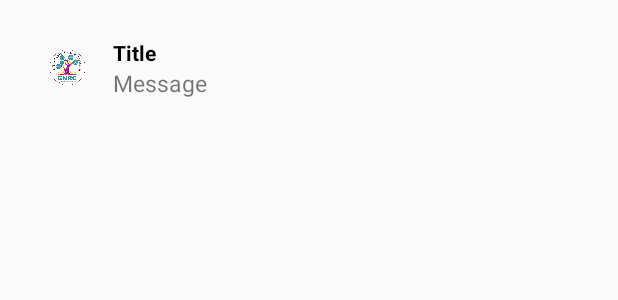
After one commit to Deepjyoty/TeleHealth, an Android app: the layout notification.xml on its own in the app's theme, with its tools: preview values and no code run, on a phone screen of 412 x 824 dp. The commit adds this screen. Shown: the top 300 px of the screen. Run offline under Robolectric (Android 15) with nearby library versions, the light colour scheme and no system bars; network calls fail.

Commit message:
commit 1.0.5

```diff
--- a/app/src/main/java/com/gnrc/telehealth/Fragments/NewsFeedFragment.java
+++ b/app/src/main/java/com/gnrc/telehealth/Fragments/NewsFeedFragment.java
@@ -78,7 +78,7 @@ public class NewsFeedFragment extends Fragment {
         // Add the following lines to create RecyclerView
         recyclerView = view.findViewById(R.id.newsrecycler);
 
-        //fetchingJSON();
+        fetchingJSON();
         return view;
     }
     private void fetchingJSON() {
--- /dev/null
+++ b/app/src/main/res/layout/notification.xml
@@ -0,0 +1,51 @@
+<?xml version="1.0" encoding="utf-8"?>
+<LinearLayout
+    xmlns:android="http://schemas.android.com/apk/res/android"
+    android:id="@+id/linear_layout"
+    android:layout_width="match_parent"
+    android:layout_height="wrap_content"
+    android:orientation="horizontal"
+    android:padding="20dp">
+
+    <!-- Parent Layout of ImageView -->
+    <LinearLayout
+        android:layout_width="wrap_content"
+        android:layout_height="wrap_content">
+
+        <!--Image to be displayed beside the notification text-->
+        <ImageView
+            android:id="@+id/icon1"
+            android:layout_width="50dp"
+            android:layout_height="50dp"
+            android:padding="5dp"
+            android:src="@drawable/logo" />
+    </LinearLayout>
+
+    <!-- Parent layout for holding the Title and the Body-->
+    <LinearLayout
+        android:layout_width="0dp"
+        android:layout_height="wrap_content"
+        android:layout_weight="1"
+        android:orientation="vertical"
+        android:padding="5dp">
+
+        <!-- TextView for Title -->
+        <TextView
+            android:id="@+id/title"
+            android:layout_width="match_parent"
+            android:layout_height="wrap_content"
+            android:text="Title"
+            android:textColor="#000"
+            android:textStyle="bold" />
+
+        <!-- TextView for Body -->
+        <TextView
+            android:id="@+id/message"
+            android:layout_width="match_parent"
+            android:layout_height="wrap_content"
+            android:text="Message"
+            android:textSize="15sp" />
+
+    </LinearLayout>
+
+</LinearLayout>
```
Also changed, not shown: app/build.gradle (+17 -3 lines), app/src/main/AndroidManifest.xml (+14 -0 lines), app/src/main/java/com/gnrc/telehealth/FirebaseMessageReceiver.java (added, +117 -0 lines), app/src/main/java/com/gnrc/telehealth/Room/AppDatabase.java (deleted, +0 -14 lines), app/src/main/java/com/gnrc/telehealth/Room/Converters.java (deleted, +0 -24 lines), app/src/main/java/com/gnrc/telehealth/Room/DatabaseClient.java (deleted, +0 -34 lines), app/src/main/java/com/gnrc/telehealth/Room/RecipeDao.java (deleted, +0 -20 lines), app/src/main/java/com/gnrc/telehealth/Room/Roomdata.java (deleted, +0 -130 lines), build.gradle (+8 -4 lines), gradle/wrapper/gradle-wrapper.properties, 2 other files.
